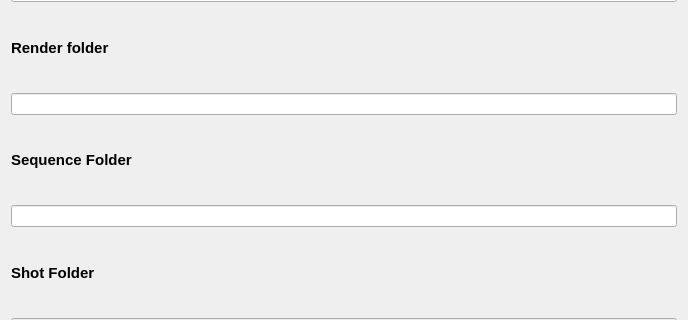
This is ui/studioSettings.ui in FX-Wizard/ThePublisher as Qt 5 draws it before an edit; both pictures show x 0 to 688 and y 197 to 517 of the 688 by 682 pixel window. The edited form follows.
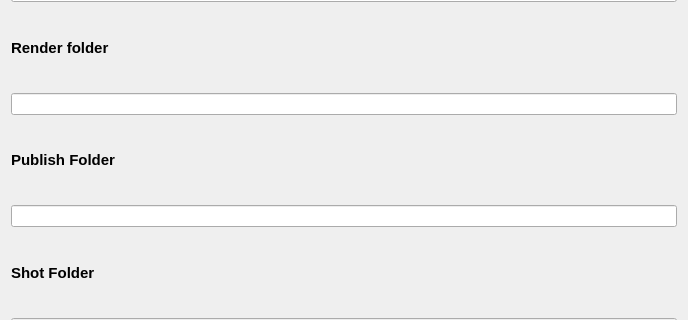
This is the edited form. Icons and pictures are not drawn.

Commit message: readding populate projects to publisher

The edit to the form file:
```diff
--- a/ui/studioSettings.ui
+++ b/ui/studioSettings.ui
@@ -182,7 +182,7 @@
         </font>
        </property>
        <property name="text">
-        <string>Sequence Folder</string>
+        <string>Publish Folder</string>
        </property>
       </widget>
      </item>
```
